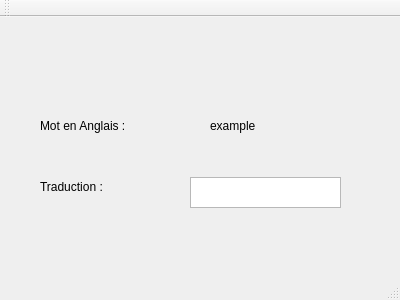
Old version of the form mainwindow.ui in the repository william00007/anglais.
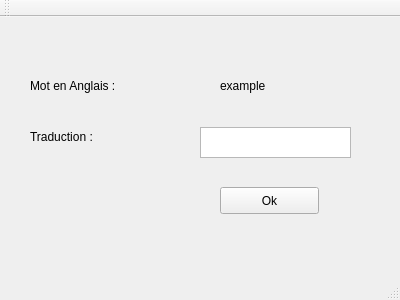
New version of the form.

Commit message: ajout ok

```diff
--- a/mainwindow.ui
+++ b/mainwindow.ui
@@ -17,8 +17,8 @@
    <widget class="QTextEdit" name="editTranslate">
     <property name="geometry">
      <rect>
-      <x>190</x>
-      <y>160</y>
+      <x>200</x>
+      <y>110</y>
       <width>151</width>
       <height>31</height>
      </rect>
@@ -27,8 +27,8 @@
    <widget class="QLabel" name="labelTranslate">
     <property name="geometry">
      <rect>
-      <x>40</x>
-      <y>160</y>
+      <x>30</x>
+      <y>110</y>
       <width>121</width>
       <height>20</height>
      </rect>
@@ -40,8 +40,8 @@
    <widget class="QLabel" name="labelAnglais">
     <property name="geometry">
      <rect>
-      <x>40</x>
-      <y>100</y>
+      <x>30</x>
+      <y>60</y>
       <width>121</width>
       <height>17</height>
      </rect>
@@ -53,8 +53,8 @@
    <widget class="QLabel" name="englishWord">
     <property name="geometry">
      <rect>
-      <x>210</x>
-      <y>100</y>
+      <x>220</x>
+      <y>60</y>
       <width>111</width>
       <height>17</height>
      </rect>
@@ -63,6 +63,19 @@
      <string>example</string>
     </property>
    </widget>
+   <widget class="QPushButton" name="buttonOk">
+    <property name="geometry">
+     <rect>
+      <x>220</x>
+      <y>170</y>
+      <width>99</width>
+      <height>27</height>
+     </rect>
+    </property>
+    <property name="text">
+     <string>Ok</string>
+    </property>
+   </widget>
   </widget>
   <widget class="QMenuBar" name="menuBar">
    <property name="geometry">
```
The commit also changes 1 other file.
